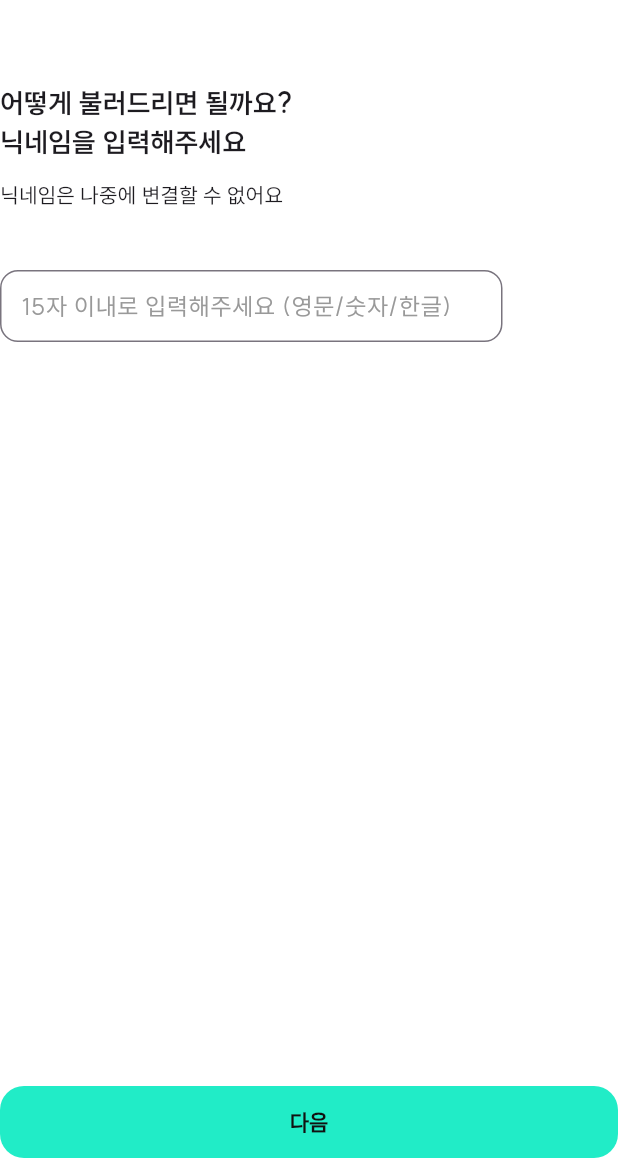
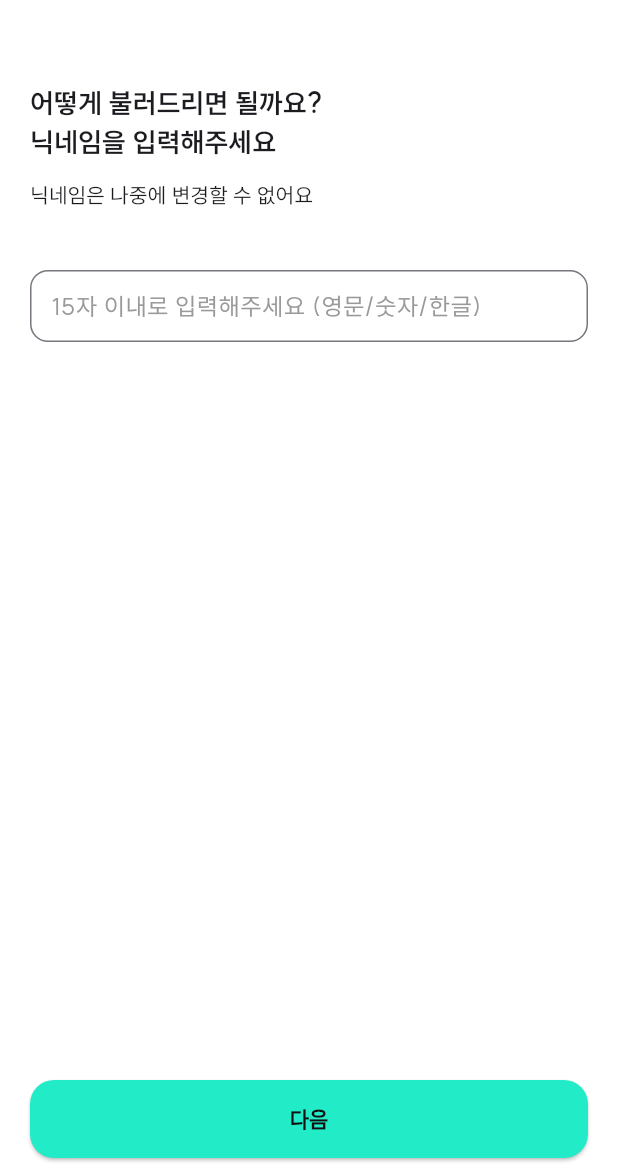
Before and after one commit to Hoodie-Project/partyguam-mobile, a Flutter app: the SignUp0112 screen opened by its route, on a phone screen of 412 x 824 dp, the part 60-1236 px from its top. Run offline on Flutter 3.47's test engine with Material 3 defaults, Android fonts, the phone set to English and light mode, and no system bars; project files that could hold a hidden picture were left out.

Commit message:
chore: modify the SignUp0112 page
- the width of input box and nextButton

```diff
--- a/lib/app/screens/sign_up/login_0000.dart
+++ b/lib/app/screens/sign_up/login_0000.dart
@@ -29,7 +29,9 @@ class Login0000 extends StatelessWidget {
                 backgroundColor: Color(0XFFFEE500),
                 route: '/sign_up/0111',
               ),
-              const SizedBox(height: 8.0),
+              const SizedBox(
+                height: 8.0,
+              ),
               SocialLoginButton(
                 text: '구글 로그인',
                 icon: const Icon(Icons.traffic),
--- a/lib/app/screens/sign_up/sign_up_0112.dart
+++ b/lib/app/screens/sign_up/sign_up_0112.dart
@@ -15,17 +15,20 @@ class SignUp0112 extends StatelessWidget {
         pageCount: '2/4',
       ),
       body: Padding(
-        padding: EdgeInsets.only(top: 40),
+        padding: EdgeInsets.only(left: 20.0, top: 40.0, right: 20.0),
         child: Center(
           child: Column(
             crossAxisAlignment: CrossAxisAlignment.start,
             children: [
               TitleText(
                 mainTitle: '어떻게 불러드리면 될까요?\n닉네임을 입력해주세요',
-                subTitle: '닉네임은 나중에 변결할 수 없어요',
+                subTitle: '닉네임은 나중에 변경할 수 없어요',
               ),
               NickNameForm(
                 hintText: '15자 이내로 입력해주세요 (영문/숫자/한글)',
+              ),
+              Expanded(
+                child: SizedBox(),
               ),
               MainHorizontalButton(
                 content: '다음',
--- a/lib/app/screens/sign_up/widgets/buttons.dart
+++ b/lib/app/screens/sign_up/widgets/buttons.dart
@@ -4,12 +4,15 @@ import 'package:partyguam/app/theme/colors.dart';
 /// buttonStyles
 final ButtonStyle filledLongStyle = ElevatedButton.styleFrom(
   backgroundColor: AppColors.primaryLightColors,
-  elevation: 0,
+  elevation: 1,
   foregroundColor: AppColors.greyColors.shade700,
-  fixedSize: const Size(335, 48),
+  minimumSize: const Size(
+    335.0,
+    52.0,
+  ),
   shape: const RoundedRectangleBorder(
     borderRadius: BorderRadius.all(
-      Radius.circular(16),
+      Radius.circular(16.0),
     ),
   ),
   textStyle: const TextStyle(
@@ -20,11 +23,15 @@ final ButtonStyle filledLongStyle = ElevatedButton.styleFrom(
 
 final ButtonStyle filledShortStyle = ElevatedButton.styleFrom(
   backgroundColor: AppColors.primaryLightColors,
-  fixedSize: const Size(164, 48),
-  elevation: 0,
+  elevation: 1,
+  foregroundColor: AppColors.greyColors.shade700,
+  minimumSize: const Size(
+    164.0,
+    48.0,
+  ),
   shape: const RoundedRectangleBorder(
     borderRadius: BorderRadius.all(
-      Radius.circular(12),
+      Radius.circular(12.0),
     ),
   ),
   textStyle: TextStyle(
@@ -36,11 +43,15 @@ final ButtonStyle filledShortStyle = ElevatedButton.styleFrom(
 
 final ButtonStyle outlinedShortStyle = ElevatedButton.styleFrom(
   side: const BorderSide(color: AppColors.primaryLightColors),
-  fixedSize: const Size(164, 48),
-  elevation: 0,
+  foregroundColor: AppColors.greyColors.shade700,
+  minimumSize: const Size(
+    164.0,
+    48.0,
+  ),
+  elevation: 1,
   shape: const RoundedRectangleBorder(
     borderRadius: BorderRadius.all(
-      Radius.circular(12),
+      Radius.circular(12.0),
     ),
   ),
   textStyle: TextStyle(
@@ -89,15 +100,15 @@ class _SquareButtonState extends State<SquareButton> {
   @override
   Widget build(BuildContext context) {
     return Container(
-      width: 163,
-      height: 163,
+      width: 163.0,
+      height: 163.0,
       decoration: BoxDecoration(
         border: Border.all(
           color: AppColors.greyColors.shade200,
           width: 1.0,
         ),
         borderRadius: const BorderRadius.all(
-          Radius.circular(16),
+          Radius.circular(16.0),
         ),
       ),
       child: Center(
--- a/lib/app/screens/sign_up/widgets/components.dart
+++ b/lib/app/screens/sign_up/widgets/components.dart
@@ -33,8 +33,13 @@ class _SocialLoginButtonState extends State<SocialLoginButton> {
           backgroundColor: widget.backgroundColor,
           elevation: 1,
           foregroundColor: AppColors.greyColors.shade700,
-          padding: const EdgeInsets.only(left: 20.0),
-          minimumSize: const Size(335.0, 52.0),
+          padding: const EdgeInsets.only(
+            left: 20.0,
+          ),
+          minimumSize: const Size(
+            335.0,
+            52.0,
+          ),
           shape: const RoundedRectangleBorder(
             borderRadius: BorderRadius.all(
               Radius.circular(16.0),
@@ -204,8 +209,9 @@ class _NickNameFormState extends State<NickNameForm> {
 
   @override
   Widget build(BuildContext context) {
-    return Expanded(
-      child: Container(
+    return SizedBox(
+      width: double.infinity,
+      child: SizedBox(
         width: 335,
         height: 52,
         child: TextFormField(
@@ -220,7 +226,7 @@ class _NickNameFormState extends State<NickNameForm> {
             ),
             suffixIcon: _showClearIcon
                 ? IconButton(
-// TODO: CustomIcons 설정
+                    // TODO: CustomIcons 설정
                     icon: const Icon(Icons.clear),
                     onPressed: () {
                       setState(() {
@@ -257,8 +263,8 @@ class _NickNameFormState extends State<NickNameForm> {
               ),
             ),
           ),
-// TODO: Validator 생성 필요
-// validator: widget.validator,
+          // TODO: Validator 생성 필요
+          // validator: widget.validator,
         ),
       ),
     );
```
